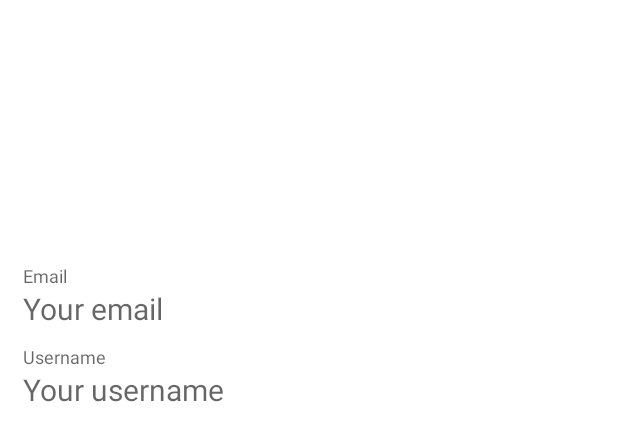
After one commit to bsrAkdg/MVIArchitecture, an Android app: the layout fragment_main.xml on its own in the app's theme, with its tools: preview values and no code run, on a phone screen of 412 x 824 dp. The commit adds this screen. Shown: the top 441 px of the screen. Run offline under Robolectric (Android 15) with nearby library versions, the phone set to English and light mode, and no system bars.

Commit message:
layouts create and dependencies add

```diff
--- a/app/src/main/AndroidManifest.xml
+++ b/app/src/main/AndroidManifest.xml
@@ -1,6 +1,8 @@
 <?xml version="1.0" encoding="utf-8"?>
 <manifest xmlns:android="http://schemas.android.com/apk/res/android"
     package="com.bsrakdg.mviarchitecture">
+
+    <uses-permission android:name="android.permission.INTERNET"/>
 
     <application
         android:allowBackup="true"
--- /dev/null
+++ b/app/src/main/java/com/bsrakdg/mviarchitecture/MainFragment.java
@@ -0,0 +1,4 @@
+package com.bsrakdg.mviarchitecture;
+
+public class MainFragment {
+}
--- /dev/null
+++ b/app/src/main/res/layout/fragment_main.xml
@@ -0,0 +1,74 @@
+<?xml version="1.0" encoding="utf-8"?>
+
+<androidx.core.widget.NestedScrollView xmlns:android="http://schemas.android.com/apk/res/android"
+    xmlns:app="http://schemas.android.com/apk/res-auto"
+    xmlns:tools="http://schemas.android.com/tools"
+    android:id="@+id/scroll_view"
+    android:layout_width="match_parent"
+    android:layout_height="match_parent"
+    android:background="#fff"
+    tools:context=".MainActivity">
+
+    <LinearLayout
+        android:id="@+id/container1"
+        android:layout_width="match_parent"
+        android:layout_height="wrap_content"
+        android:orientation="vertical">
+
+        <LinearLayout
+            android:id="@+id/container2"
+            android:layout_width="match_parent"
+            android:layout_height="wrap_content"
+            android:orientation="vertical"
+            android:padding="15dp">
+
+            <ImageView
+                android:id="@+id/image"
+                android:layout_width="150dp"
+                android:layout_height="150dp" />
+
+            <com.google.android.material.textfield.TextInputLayout
+                android:id="@+id/email_input_layout"
+                android:layout_width="match_parent"
+                android:layout_height="wrap_content"
+                android:layout_marginTop="10dp"
+                app:helperText="Email">
+
+                <TextView
+                    android:id="@+id/email"
+                    android:layout_width="match_parent"
+                    android:layout_height="wrap_content"
+                    android:hint="Your email"
+                    android:textColor="#000"
+                    android:textSize="20sp" />
+
+            </com.google.android.material.textfield.TextInputLayout>
+
+            <com.google.android.material.textfield.TextInputLayout
+                android:id="@+id/username_input_layout"
+                android:layout_width="match_parent"
+                android:layout_height="wrap_content"
+                android:layout_marginTop="10dp"
+                app:helperText="Username">
+
+                <TextView
+                    android:id="@+id/username"
+                    android:layout_width="match_parent"
+                    android:layout_height="wrap_content"
+                    android:hint="Your username"
+                    android:textColor="#000"
+                    android:textSize="20sp" />
+
+            </com.google.android.material.textfield.TextInputLayout>
+
+        </LinearLayout>
+
+        <androidx.recyclerview.widget.RecyclerView
+            android:id="@+id/recycler_view"
+            android:layout_width="match_parent"
+            android:layout_height="wrap_content"
+            android:layout_marginTop="15dp" />
+
+    </LinearLayout>
+
+</androidx.core.widget.NestedScrollView>
```
Also changed, not shown: app/build.gradle (+31 -0 lines), app/src/main/res/layout/activity_main.xml (+10 -2 lines), 1 other file.
